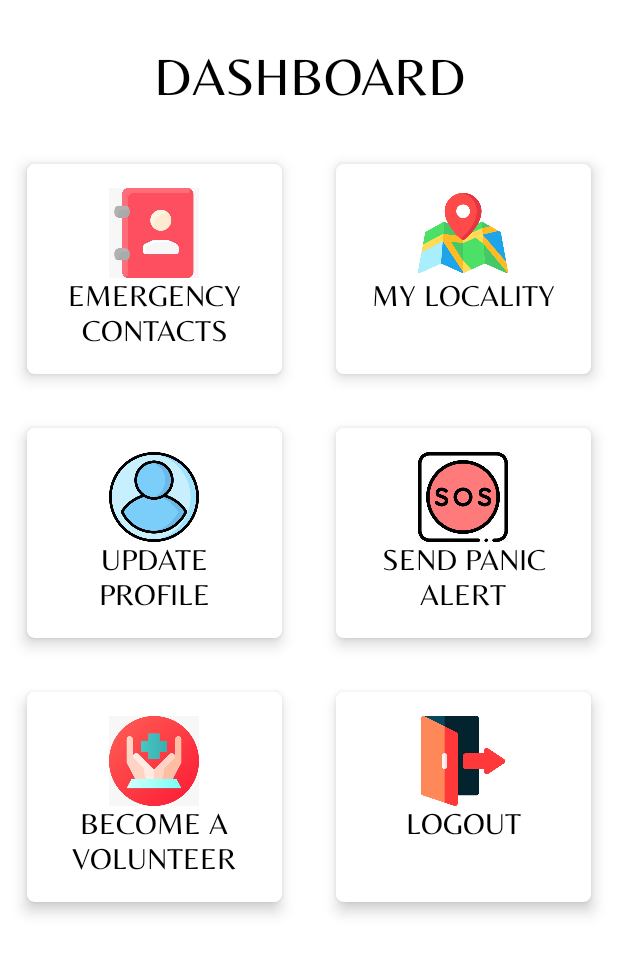
After one commit to ArerehRaj/Panic-Button-App, an Android app: the HomeActivity screen opened directly, with no data from a screen before it, on a phone screen of 412 x 824 dp. The commit adds this screen. Shown: the top 954 px of the screen. Run offline under Robolectric (Android 15) with nearby library versions, the phone set to English and light mode, and no system bars; libraries missing offline, so code that uses them is left out: com.parse.

Commit message:
Home Dashboard Integrated

```diff
--- a/app/src/main/AndroidManifest.xml
+++ b/app/src/main/AndroidManifest.xml
@@ -13,7 +13,8 @@
         android:roundIcon="@mipmap/ic_launcher_round"
         android:supportsRtl="true"
         android:theme="@style/Theme.PanicButton">
-        <activity android:name=".AddDetailsActivity"></activity>
+        <activity android:name=".HomeActivity"></activity>
+        <activity android:name=".AddDetailsActivity" />
         <activity android:name=".LoginActivity" />
         <activity android:name=".MainActivity">
             <intent-filter>
--- /dev/null
+++ b/app/src/main/java/com/example/panicbutton/HomeActivity.java
@@ -0,0 +1,27 @@
+package com.example.panicbutton;
+
+import androidx.appcompat.app.AppCompatActivity;
+
+import android.content.Intent;
+import android.os.Bundle;
+import android.view.View;
+
+import com.parse.ParseUser;
+
+public class HomeActivity extends AppCompatActivity {
+
+    @Override
+    protected void onCreate(Bundle savedInstanceState) {
+        super.onCreate(savedInstanceState);
+        setContentView(R.layout.activity_home);
+
+        getSupportActionBar().hide();
+    }
+
+    public void logOut(View view){
+        ParseUser.logOut();
+        Intent intent = new Intent(HomeActivity.this, MainActivity.class);
+        intent.addFlags(Intent.FLAG_ACTIVITY_CLEAR_TASK | Intent.FLAG_ACTIVITY_NEW_TASK);
+        startActivity(intent);
+    }
+}
--- /dev/null
+++ b/app/src/main/res/layout/activity_home.xml
@@ -0,0 +1,252 @@
+<?xml version="1.0" encoding="utf-8"?>
+<ScrollView xmlns:android="http://schemas.android.com/apk/res/android"
+    xmlns:app="http://schemas.android.com/apk/res-auto"
+    xmlns:tools="http://schemas.android.com/tools"
+    android:layout_width="match_parent"
+    android:layout_height="match_parent"
+    tools:context=".HomeActivity">
+
+    <LinearLayout
+        android:layout_width="match_parent"
+        android:layout_height="wrap_content"
+        android:orientation="vertical">
+        <LinearLayout
+            android:layout_width="match_parent"
+            android:layout_height="wrap_content"
+            android:layout_marginTop="20dp"
+            android:orientation="horizontal">
+
+            <TextView
+                android:layout_width="match_parent"
+                android:layout_height="wrap_content"
+                android:textAlignment="center"
+                android:layout_marginTop="10dp"
+                android:text="DASHBOARD"
+                android:fontFamily="@font/belleza"
+                android:textColor="@color/black"
+                android:textSize="35sp"
+                android:gravity="center_horizontal" />
+        </LinearLayout>
+
+        <GridLayout
+            android:layout_width="match_parent"
+            android:layout_height="wrap_content"
+            android:layout_marginTop="20dp"
+            android:alignmentMode="alignMargins"
+            android:columnCount="2"
+            android:rowCount="3"
+            android:columnOrderPreserved="false">
+
+            <androidx.cardview.widget.CardView
+                android:layout_width="120dp"
+                android:layout_height="140dp"
+                android:layout_rowWeight="1"
+                android:layout_columnWeight="1"
+                android:layout_margin="18dp"
+                app:cardElevation="6dp"
+                app:cardCornerRadius="5dp">
+
+                <LinearLayout
+                    android:layout_width="match_parent"
+                    android:layout_height="wrap_content"
+                    android:gravity="center"
+                    android:orientation="vertical"
+                    android:padding="16dp">
+                    <ImageView
+                        android:layout_width="60dp"
+                        android:layout_height="60dp"
+                        android:background="@drawable/one"/>
+                    <TextView
+                        android:layout_width="wrap_content"
+                        android:layout_height="wrap_content"
+                        android:text="EMERGENCY CONTACTS"
+                        android:fontFamily="@font/belleza"
+                        android:textColor="@color/black"
+                        android:textAlignment="center"
+                        android:textSize="20sp"
+                        android:gravity="center_horizontal" />
+
+                </LinearLayout>
+
+
+            </androidx.cardview.widget.CardView>
+
+            <androidx.cardview.widget.CardView
+                android:layout_width="120dp"
+                android:layout_height="140dp"
+                android:layout_rowWeight="1"
+                android:layout_columnWeight="1"
+                android:layout_margin="18dp"
+                app:cardElevation="6dp"
+                app:cardCornerRadius="5dp">
+
+                <LinearLayout
+                    android:layout_width="match_parent"
+                    android:layout_height="wrap_content"
+                    android:gravity="center"
+                    android:orientation="vertical"
+                    android:padding="16dp">
+                    <ImageView
+                        android:layout_width="60dp"
+                        android:layout_height="60dp"
+                        android:background="@drawable/location"/>
+                    <TextView
+                        android:layout_width="wrap_content"
+                        android:layout_height="wrap_content"
+                        android:text="MY LOCALITY"
+                        android:fontFamily="@font/belleza"
+                        android:textAlignment="center"
+                        android:textColor="@color/black"
+                        android:textSize="20sp"
+                        android:gravity="center_horizontal" />
+
+                </LinearLayout>
+
+
+            </androidx.cardview.widget.CardView>
+
+            <androidx.cardview.widget.CardView
+                android:layout_width="120dp"
+                android:layout_height="140dp"
+                android:layout_rowWeight="1"
+                android:layout_columnWeight="1"
+                android:layout_margin="18dp"
+                app:cardElevation="6dp"
+                app:cardCornerRadius="5dp">
+
+                <LinearLayout
+                    android:layout_width="match_parent"
+                    android:layout_height="wrap_content"
+                    android:gravity="center"
+                    android:orientation="vertical"
+                    android:padding="16dp">
+                    <ImageView
+                        android:layout_width="60dp"
+                        android:layout_height="60dp"
+                        android:background="@drawable/userone"/>
+                    <TextView
+                        android:layout_width="wrap_content"
+                        android:layout_height="wrap_content"
+                        android:text="UPDATE PROFILE"
+                        android:fontFamily="@font/belleza"
+                        android:textColor="@color/black"
+                        android:textAlignment="center"
+                        android:textSize="20sp"
+                        android:gravity="center_horizontal" />
+
+                </LinearLayout>
+
+
+            </androidx.cardview.widget.CardView>
+
+            <androidx.cardview.widget.CardView
+                android:layout_width="120dp"
+                android:layout_height="140dp"
+                android:layout_rowWeight="1"
+                android:layout_columnWeight="1"
+                android:layout_margin="18dp"
+                app:cardElevation="6dp"
+                app:cardCornerRadius="5dp">
+
+                <LinearLayout
+                    android:layout_width="match_parent"
+                    android:layout_height="wrap_content"
+                    android:gravity="center"
+                    android:orientation="vertical"
+                    android:padding="16dp">
+                    <ImageView
+                        android:layout_width="60dp"
+                        android:layout_height="60dp"
+                        android:background="@drawable/sos"/>
+                    <TextView
+                        android:layout_width="wrap_content"
+                        android:layout_height="wrap_content"
+                        android:text="SEND PANIC ALERT"
+                        android:fontFamily="@font/belleza"
+                        android:textColor="@color/black"
+                        android:textAlignment="center"
+                        android:textSize="20sp"
+                        android:gravity="center_horizontal" />
+
+                </LinearLayout>
+
+
+            </androidx.cardview.widget.CardView>
+
+
+
+            <androidx.cardview.widget.CardView
+                android:layout_width="120dp"
+                android:layout_height="140dp"
+                android:layout_rowWeight="1"
+                android:layout_columnWeight="1"
+                android:layout_margin="18dp"
+                app:cardElevation="6dp"
+                app:cardCornerRadius="5dp">
+
+                <LinearLayout
+                    android:layout_width="match_parent"
+                    android:layout_height="wrap_content"
+                    android:gravity="center"
+                    android:orientation="vertical"
+                    android:padding="16dp">
+                    <ImageView
+                        android:layout_width="60dp"
+                        android:layout_height="60dp"
+                        android:background="@drawable/two"/>
+                    <TextView
+                        android:layout_width="wrap_content"
+                        android:layout_height="wrap_content"
+                        android:text="BECOME A VOLUNTEER"
+                        android:fontFamily="@font/belleza"
+                        android:textColor="@color/black"
+                        android:textAlignment="center"
+                        android:textSize="20sp"
+                        android:gravity="center_horizontal" />
+
+                </LinearLayout>
+
+
+            </androidx.cardview.widget.CardView>
+
+            <androidx.cardview.widget.CardView
+                android:layout_width="120dp"
+                android:layout_height="140dp"
+                android:layout_rowWeight="1"
+                android:layout_columnWeight="1"
+                android:clickable="true"
+                android:onClick="logOut"
+                android:layout_margin="18dp"
+                app:cardElevation="6dp"
+                app:cardCornerRadius="5dp">
+
+                <LinearLayout
+                    android:layout_width="match_parent"
+                    android:layout_height="wrap_content"
+                    android:gravity="center"
+                    android:orientation="vertical"
+                    android:padding="16dp">
+                    <ImageView
+                        android:layout_width="60dp"
+                        android:layout_height="60dp"
+                        android:background="@drawable/arrowone"/>
+                    <TextView
+                        android:layout_width="wrap_content"
+                        android:layout_height="wrap_content"
+                        android:text="LOGOUT"
+                        android:fontFamily="@font/belleza"
+                        android:textColor="@color/black"
+                        android:textAlignment="center"
+                        android:textSize="20sp"
+                        android:gravity="center_horizontal" />
+
+                </LinearLayout>
+
+
+            </androidx.cardview.widget.CardView>
+        </GridLayout>
+
+
+    </LinearLayout>
+
+</ScrollView>
```
Also changed, not shown: app/src/main/java/com/example/panicbutton/DetailsActivity.java (deleted, +0 -14 lines), app/src/main/java/com/example/panicbutton/LoginActivity.java (+4 -4 lines), app/src/main/java/com/example/panicbutton/MainActivity.java (+8 -3 lines), app/src/main/res/layout/activity_details.xml (deleted, +0 -159 lines), app/src/main/res/layout/activity_main.xml (+3 -21 lines), app/src/main/res/drawable-v24/arrowone.png (added), app/src/main/res/drawable-v24/badge.png (added), app/src/main/res/drawable-v24/contact.png (added), app/src/main/res/drawable-v24/location.png (added), app/src/main/res/drawable-v24/one.jpeg (added), app/src/main/res/drawable-v24/sos.jpeg (added), app/src/main/res/drawable-v24/two.jpeg (added), app/src/main/res/drawable-v24/userone.png (added).
